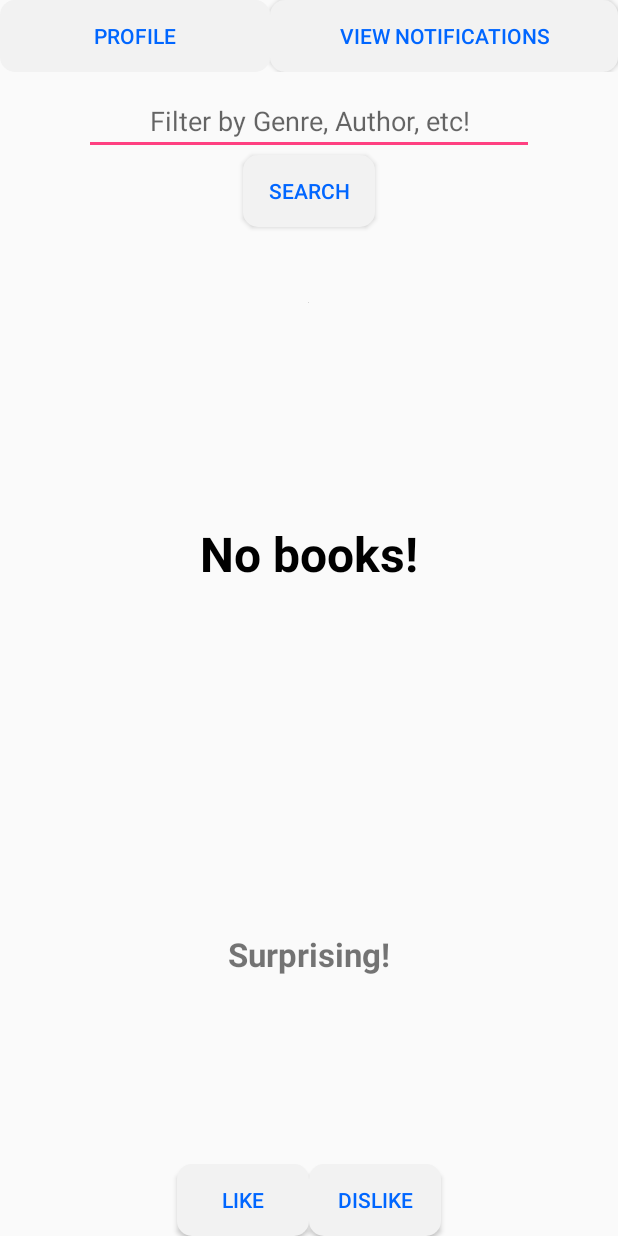
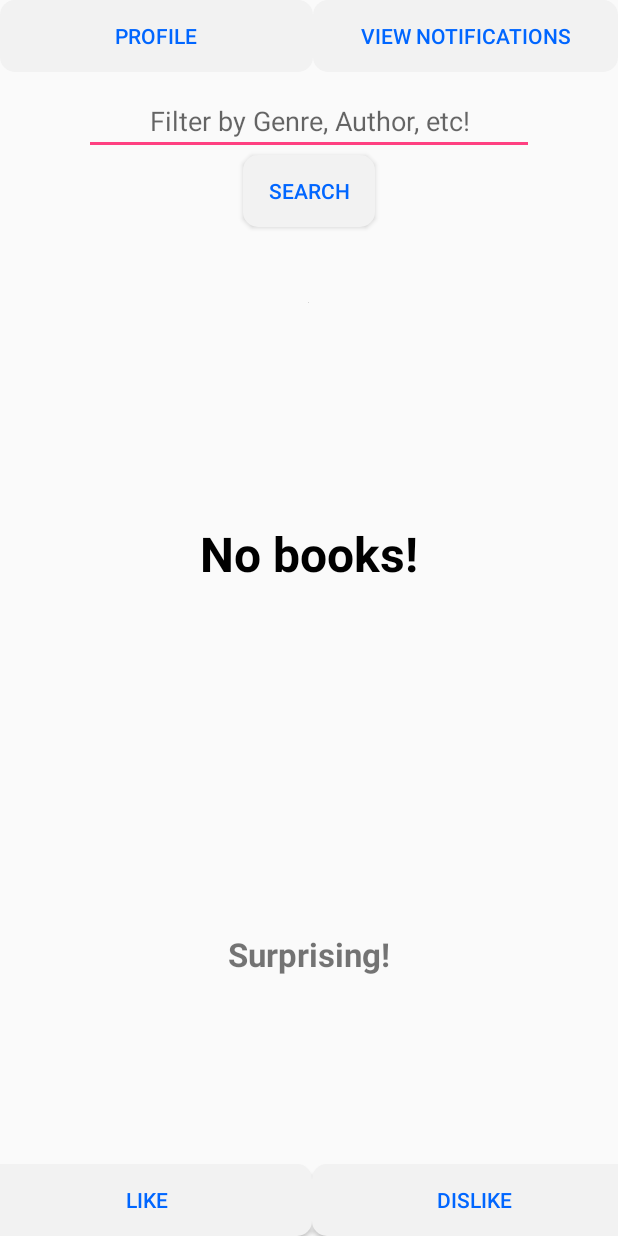
Before and after one commit to lucashu1/kindlr, an Android app: the MainSwipingScreenActivity screen opened directly, with no data from a screen before it, on a phone screen of 412 x 824 dp. Run offline under Robolectric (Android 15) with nearby library versions, the phone set to English and light mode, and no system bars; our stand-ins replace Firebase (no records; nobody signed in at launch, a user with empty details on screens opened directly), Picasso; pictures from the network do not load.

Commit message:
changed button length

```diff
--- a/app/src/main/res/layout/activity_main_swiping_screen.xml
+++ b/app/src/main/res/layout/activity_main_swiping_screen.xml
@@ -15,14 +15,14 @@
 
         <Button
             android:id="@+id/profile_button"
-            android:layout_width="wrap_content"
+            android:layout_width="146dp"
             android:layout_height="wrap_content"
+            android:layout_weight="1"
+            android:background="@drawable/shape_capsule"
             android:text="Profile"
-            android:layout_weight="1"
+            android:textColor="@drawable/text_selector"
             tools:layout_editor_absoluteX="280dp"
-            tools:layout_editor_absoluteY="447dp"
-            android:background="@drawable/shape_capsule"
-            android:textColor="@drawable/text_selector"/>
+            tools:layout_editor_absoluteY="447dp" />
 
         <Button
             android:id="@+id/notifications"
@@ -115,27 +115,28 @@
     <LinearLayout
         android:layout_width="match_parent"
         android:layout_height="wrap_content"
-        android:orientation="horizontal"
-        android:gravity="center">
+        android:gravity="center"
+        android:orientation="horizontal">
 
         <Button
             android:id="@+id/like_button"
-            android:layout_width="wrap_content"
+            android:layout_width="220dp"
             android:layout_height="wrap_content"
+            android:background="@drawable/shape_capsule"
             android:text="@string/like_book_button"
+            android:textColor="@drawable/text_selector"
             tools:layout_editor_absoluteX="280dp"
-            tools:layout_editor_absoluteY="447dp"
-            android:background="@drawable/shape_capsule"
-            android:textColor="@drawable/text_selector"/>
+            tools:layout_editor_absoluteY="447dp" />
 
         <Button
             android:id="@+id/dislike_button"
-            android:layout_width="wrap_content"
+            android:layout_width="216dp"
             android:layout_height="wrap_content"
-            android:text="@string/dislike_book_button"
             android:layout_alignParentBottom="true"
             android:background="@drawable/shape_capsule"
-            android:textColor="@drawable/text_selector"/>
+            android:text="@string/dislike_book_button"
+            android:textColor="@drawable/text_selector" />
+
 
     </LinearLayout>
 
```
